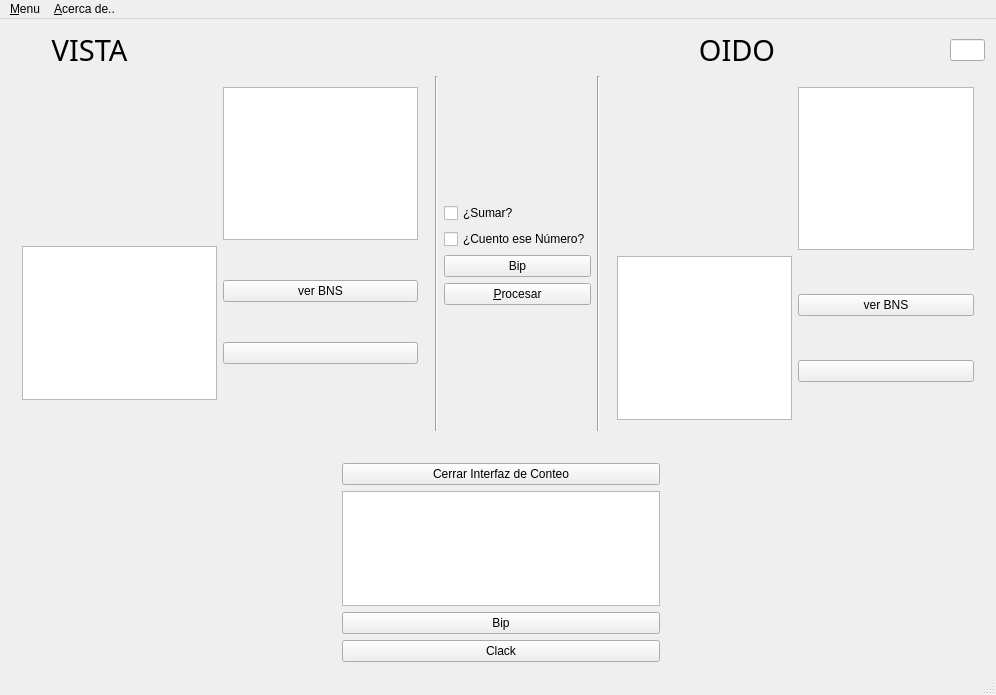
Above: Forms/mainwindow.ui from rgraterol/BrainCemisid-CopiaRicardo before the change. Below: the same form after it.
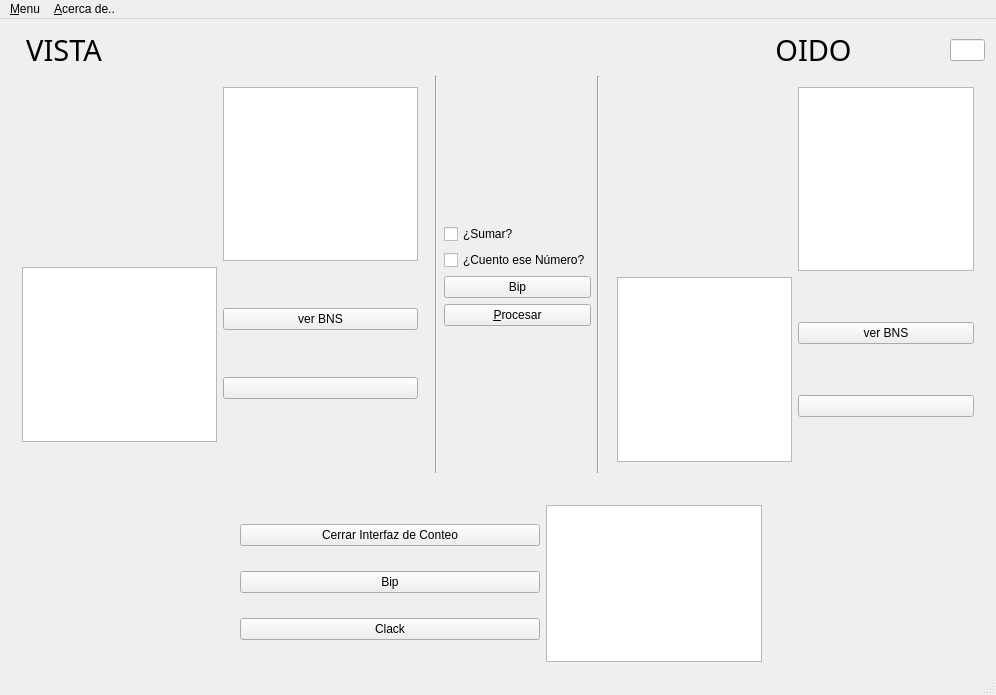
That is the form after the change. Icons and pictures are not drawn.

What changed in the file:
```diff
--- a/Forms/mainwindow.ui
+++ b/Forms/mainwindow.ui
@@ -77,7 +77,7 @@
       </property>
      </spacer>
     </item>
-    <item row="0" column="3">
+    <item row="0" column="4">
      <layout class="QHBoxLayout" name="horizontalLayout_2">
       <property name="spacing">
        <number>0</number>
@@ -132,7 +132,7 @@
       </item>
      </layout>
     </item>
-    <item row="1" column="0" colspan="4">
+    <item row="1" column="0" colspan="5">
      <layout class="QHBoxLayout" name="horizontalLayout">
       <item>
        <widget class="QWidget" name="widgetEye" native="true">
@@ -423,15 +423,6 @@
         </property>
        </widget>
       </item>
-      <item>
-       <widget class="QTextBrowser" name="textBrowser">
-        <property name="font">
-         <font>
-          <pointsize>14</pointsize>
-         </font>
-        </property>
-       </widget>
-      </item>
       <item>
        <widget class="QPushButton" name="pushButton_teachBip">
         <property name="text">
@@ -448,7 +439,7 @@
       </item>
      </layout>
     </item>
-    <item row="4" column="3" rowspan="2">
+    <item row="4" column="4" rowspan="2">
      <spacer name="verticalSpacer_3">
       <property name="orientation">
        <enum>Qt::Vertical</enum>
@@ -474,6 +465,15 @@
       </property>
      </spacer>
     </item>
+    <item row="5" column="3">
+     <widget class="QTextBrowser" name="textBrowser">
+      <property name="font">
+       <font>
+        <pointsize>14</pointsize>
+       </font>
+      </property>
+     </widget>
+    </item>
    </layout>
   </widget>
   <widget class="QMenuBar" name="menuBar">
```
